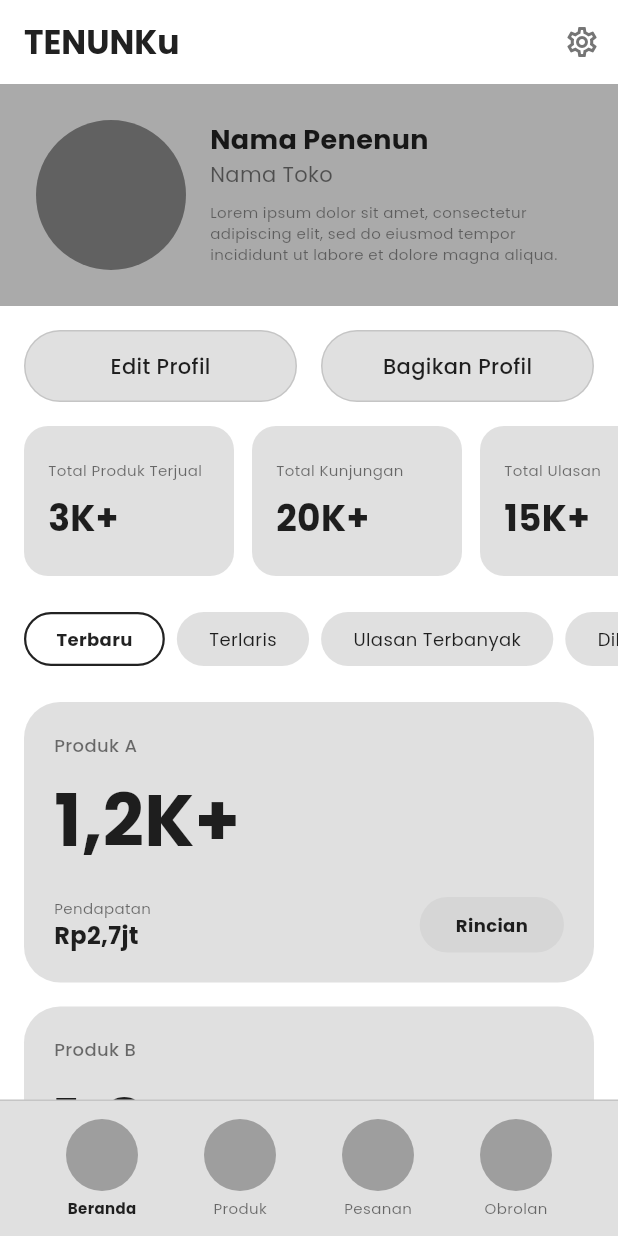
After one commit to zyzzlegiggle/tenunku, a Flutter app: the SellerHomePage screen opened by its route, on a phone screen of 412 x 824 dp. The commit adds this screen. Run offline on Flutter 3.47's test engine with Material 3 defaults, Android fonts, the phone set to English and light mode, and no system bars; our stand-ins replace go_router, google_fonts; network calls fail.

Commit message:
seller homepage

```diff
--- a/lib/features/auth/presentation/pages/login_page.dart
+++ b/lib/features/auth/presentation/pages/login_page.dart
@@ -185,7 +185,11 @@ class _LoginPageState extends State<LoginPage> {
                       ScaffoldMessenger.of(context).showSnackBar(
                         const SnackBar(content: Text('Login Berhasil')),
                       );
-                      context.go('/home');
+                      if (_selectedRoleIndex == 1) {
+                        context.go('/seller-home');
+                      } else {
+                        context.go('/home');
+                      }
                     }
                   } catch (e) {
                     if (mounted) {
--- /dev/null
+++ b/lib/features/home/presentation/pages/seller_home_page.dart
@@ -0,0 +1,358 @@
+import 'package:flutter/material.dart';
+import 'package:google_fonts/google_fonts.dart';
+
+class SellerHomePage extends StatefulWidget {
+  const SellerHomePage({super.key});
+
+  @override
+  State<SellerHomePage> createState() => _SellerHomePageState();
+}
+
+class _SellerHomePageState extends State<SellerHomePage> {
+  int _currentIndex = 0;
+
+  @override
+  Widget build(BuildContext context) {
+    return Scaffold(
+      backgroundColor: Colors.white,
+      appBar: AppBar(
+        backgroundColor: Colors
+            .transparent, // Making it blend if needed, or matches the grey
+        elevation: 0,
+        title: Text(
+          'TENUNKu',
+          style: GoogleFonts.poppins(
+            color: const Color(0xFF212121), // Dark text (assumed from standard)
+            fontWeight: FontWeight.bold,
+          ),
+        ),
+        actions: [
+          IconButton(
+            icon: const Icon(Icons.settings_outlined, color: Color(0xFF757575)),
+            onPressed: () {},
+          ),
+        ],
+      ),
+      body: SingleChildScrollView(
+        child: Column(
+          children: [
+            // Profile Section
+            Container(
+              color: const Color(
+                0xFFAAAAAA,
+              ), // Medium Grey background for profile
+              padding: const EdgeInsets.all(24.0),
+              child: Row(
+                crossAxisAlignment: CrossAxisAlignment.start,
+                children: [
+                  // Avatar
+                  Container(
+                    width: 100,
+                    height: 100,
+                    decoration: const BoxDecoration(
+                      shape: BoxShape.circle,
+                      color: Color(0xFF616161), // Darker grey for avatar
+                    ),
+                  ),
+                  const SizedBox(width: 16),
+                  // Info
+                  Expanded(
+                    child: Column(
+                      crossAxisAlignment: CrossAxisAlignment.start,
+                      children: [
+                        Text(
+                          'Nama Penenun',
+                          style: GoogleFonts.poppins(
+                            fontSize: 18,
+                            fontWeight: FontWeight.bold,
+                            color: Colors.black87,
+                          ),
+                        ),
+                        Text(
+                          'Nama Toko',
+                          style: GoogleFonts.poppins(
+                            fontSize: 14,
+                            color: Colors.black54,
+                          ),
+                        ),
+                        const SizedBox(height: 8),
+                        Text(
+                          'Lorem ipsum dolor sit amet, consectetur adipiscing elit, sed do eiusmod tempor incididunt ut labore et dolore magna aliqua.',
+                          style: GoogleFonts.poppins(
+                            fontSize: 10,
+                            color: Colors.black45,
+                          ),
+                          maxLines: 4,
+                          overflow: TextOverflow.ellipsis,
+                        ),
+                      ],
+                    ),
+                  ),
+                ],
+              ),
+            ),
+
+            // Action Buttons
+            Padding(
+              padding: const EdgeInsets.all(16.0),
+              child: Row(
+                children: [
+                  Expanded(child: _buildActionButton('Edit Profil')),
+                  const SizedBox(width: 16),
+                  Expanded(child: _buildActionButton('Bagikan Profil')),
+                ],
+              ),
+            ),
+
+            // Stats
+            SingleChildScrollView(
+              scrollDirection: Axis.horizontal,
+              padding: const EdgeInsets.symmetric(horizontal: 16),
+              child: Row(
+                children: [
+                  _buildStatCard('Total Produk Terjual', '3K+'),
+                  const SizedBox(width: 12),
+                  _buildStatCard('Total Kunjungan', '20K+'),
+                  const SizedBox(width: 12),
+                  _buildStatCard('Total Ulasan', '15K+'),
+                ],
+              ),
+            ),
+
+            const SizedBox(height: 24),
+
+            // Filters
+            SingleChildScrollView(
+              scrollDirection: Axis.horizontal,
+              padding: const EdgeInsets.symmetric(horizontal: 16),
+              child: Row(
+                children: [
+                  _buildFilterChip('Terbaru', isSelected: true),
+                  const SizedBox(width: 8),
+                  _buildFilterChip('Terlaris'),
+                  const SizedBox(width: 8),
+                  _buildFilterChip('Ulasan Terbanyak'),
+                  const SizedBox(width: 8),
+                  _buildFilterChip('Dibuat Terlama'),
+                ],
+              ),
+            ),
+
+            const SizedBox(height: 24),
+
+            // Product List
+            Padding(
+              padding: const EdgeInsets.symmetric(horizontal: 16),
+              child: Column(
+                children: [
+                  _buildProductPerformanceCard('Produk A', '1,2K+', 'Rp2,7jt'),
+                  const SizedBox(height: 16),
+                  _buildProductPerformanceCard('Produk B', '1,3K+', 'Rp3,1jt'),
+                  const SizedBox(height: 100), // Bottom padding
+                ],
+              ),
+            ),
+          ],
+        ),
+      ),
+      bottomNavigationBar: Container(
+        padding: const EdgeInsets.symmetric(vertical: 12),
+        decoration: const BoxDecoration(
+          color: Color(0xFFE0E0E0), // Light grey footer bg
+          border: Border(top: BorderSide(color: Colors.black12)),
+        ),
+        child: Row(
+          mainAxisAlignment: MainAxisAlignment.spaceEvenly,
+          children: [
+            _buildNavItem('Beranda', 0),
+            _buildNavItem('Produk', 1),
+            _buildNavItem('Pesanan', 2),
+            _buildNavItem('Obrolan', 3),
+          ],
+        ),
+      ),
+    );
+  }
+
+  Widget _buildActionButton(String label) {
+    return Container(
+      height: 48,
+      alignment: Alignment.center,
+      decoration: BoxDecoration(
+        color: const Color(0xFFE0E0E0),
+        borderRadius: BorderRadius.circular(24),
+        border: Border.all(color: Colors.black12),
+      ),
+      child: Text(
+        label,
+        style: GoogleFonts.poppins(
+          fontWeight: FontWeight.w500,
+          color: Colors.black87,
+        ),
+      ),
+    );
+  }
+
+  Widget _buildStatCard(String title, String value) {
+    return Container(
+      width: 140,
+      height: 100,
+      padding: const EdgeInsets.all(16),
+      decoration: BoxDecoration(
+        color: const Color(0xFFE0E0E0),
+        borderRadius: BorderRadius.circular(16),
+      ),
+      child: Column(
+        crossAxisAlignment: CrossAxisAlignment.start,
+        mainAxisAlignment: MainAxisAlignment.center,
+        children: [
+          Text(
+            title,
+            style: GoogleFonts.poppins(fontSize: 10, color: Colors.black54),
+          ),
+          const SizedBox(height: 8),
+          Text(
+            value,
+            style: GoogleFonts.poppins(
+              fontSize: 24,
+              fontWeight: FontWeight.bold,
+              color: Colors.black87,
+            ),
+          ),
+        ],
+      ),
+    );
+  }
+
+  Widget _buildFilterChip(String label, {bool isSelected = false}) {
+    return Container(
+      padding: const EdgeInsets.symmetric(horizontal: 20, vertical: 8),
+      decoration: BoxDecoration(
+        color: isSelected ? Colors.white : const Color(0xFFE0E0E0),
+        borderRadius: BorderRadius.circular(20),
+        border: Border.all(
+          color: isSelected ? Colors.black87 : Colors.transparent,
+          width: 1.5,
+        ),
+      ),
+      child: Text(
+        label,
+        style: GoogleFonts.poppins(
+          fontSize: 12,
+          fontWeight: isSelected ? FontWeight.bold : FontWeight.normal,
+          color: Colors.black87,
+        ),
+      ),
+    );
+  }
+
+  Widget _buildProductPerformanceCard(
+    String name,
+    String sales,
+    String revenue,
+  ) {
+    return Container(
+      width: double.infinity,
+      padding: const EdgeInsets.all(20),
+      decoration: BoxDecoration(
+        color: const Color(0xFFE0E0E0),
+        borderRadius: BorderRadius.circular(24),
+      ),
+      child: Column(
+        crossAxisAlignment: CrossAxisAlignment.start,
+        children: [
+          Text(
+            name,
+            style: GoogleFonts.poppins(
+              fontSize: 12,
+              fontWeight: FontWeight.w500,
+              color: Colors.black54,
+            ),
+          ),
+          const SizedBox(height: 8),
+          Text(
+            sales,
+            style: GoogleFonts.poppins(
+              fontSize: 48,
+              fontWeight: FontWeight.bold,
+              color: Colors.black87,
+            ),
+          ),
+          const SizedBox(height: 16),
+          Row(
+            mainAxisAlignment: MainAxisAlignment.spaceBetween,
+            children: [
+              Column(
+                crossAxisAlignment: CrossAxisAlignment.start,
+                children: [
+                  Text(
+                    'Pendapatan',
+                    style: GoogleFonts.poppins(
+                      fontSize: 10,
+                      color: Colors.black54,
+                    ),
+                  ),
+                  Text(
+                    revenue,
+                    style: GoogleFonts.poppins(
+                      fontSize: 16,
+                      fontWeight: FontWeight.bold,
+                      color: Colors.black87,
+                    ),
+                  ),
+                ],
+              ),
+              Container(
+                padding: const EdgeInsets.symmetric(
+                  horizontal: 24,
+                  vertical: 10,
+                ),
+                decoration: BoxDecoration(
+                  color: const Color(0xFFD6D6D6), // Slightly darker button
+                  borderRadius: BorderRadius.circular(20),
+                ),
+                child: Text(
+                  'Rincian',
+                  style: GoogleFonts.poppins(
+                    fontSize: 12,
+                    fontWeight: FontWeight.bold,
+                    color: Colors.black87,
+                  ),
+                ),
+              ),
+            ],
+          ),
+        ],
+      ),
+    );
+  }
+
+  Widget _buildNavItem(String label, int index) {
+    final bool isActive = _currentIndex == index;
+    return GestureDetector(
+      onTap: () => setState(() => _currentIndex = index),
+      child: Column(
+        mainAxisSize: MainAxisSize.min,
+        children: [
+          Container(
+            width: 48,
+            height: 48,
+            decoration: const BoxDecoration(
+              color: Color(0xFF9E9E9E), // Darker grey circle for icons
+              shape: BoxShape.circle,
+            ),
+          ),
+          const SizedBox(height: 4),
+          Text(
+            label,
+            style: GoogleFonts.poppins(
+              fontSize: 10,
+              color: isActive ? Colors.black87 : Colors.black54,
+              fontWeight: isActive ? FontWeight.bold : FontWeight.normal,
+            ),
+          ),
+        ],
+      ),
+    );
+  }
+}
--- a/lib/router.dart
+++ b/lib/router.dart
@@ -4,29 +4,22 @@ import 'features/auth/presentation/pages/login_page.dart';
 import 'features/auth/presentation/pages/register_page.dart';
 import 'features/auth/presentation/pages/otp_page.dart';
 import 'features/home/presentation/pages/home_page.dart';
+import 'features/home/presentation/pages/seller_home_page.dart';
 
 final router = GoRouter(
   initialLocation: '/',
   routes: [
-    GoRoute(
-      path: '/',
-      builder: (context, state) => const LandingPage(),
-    ),
-    GoRoute(
-      path: '/login',
-      builder: (context, state) => const LoginPage(),
-    ),
+    GoRoute(path: '/', builder: (context, state) => const LandingPage()),
+    GoRoute(path: '/login', builder: (context, state) => const LoginPage()),
     GoRoute(
       path: '/register',
       builder: (context, state) => const RegisterPage(),
     ),
+    GoRoute(path: '/otp', builder: (context, state) => const OtpPage()),
+    GoRoute(path: '/home', builder: (context, state) => const HomePage()),
     GoRoute(
-      path: '/otp',
-      builder: (context, state) => const OtpPage(),
-    ),
-    GoRoute(
-      path: '/home',
-      builder: (context, state) => const HomePage(),
+      path: '/seller-home',
+      builder: (context, state) => const SellerHomePage(),
     ),
   ],
 );
```
Also changed, not shown: 1 other file.
